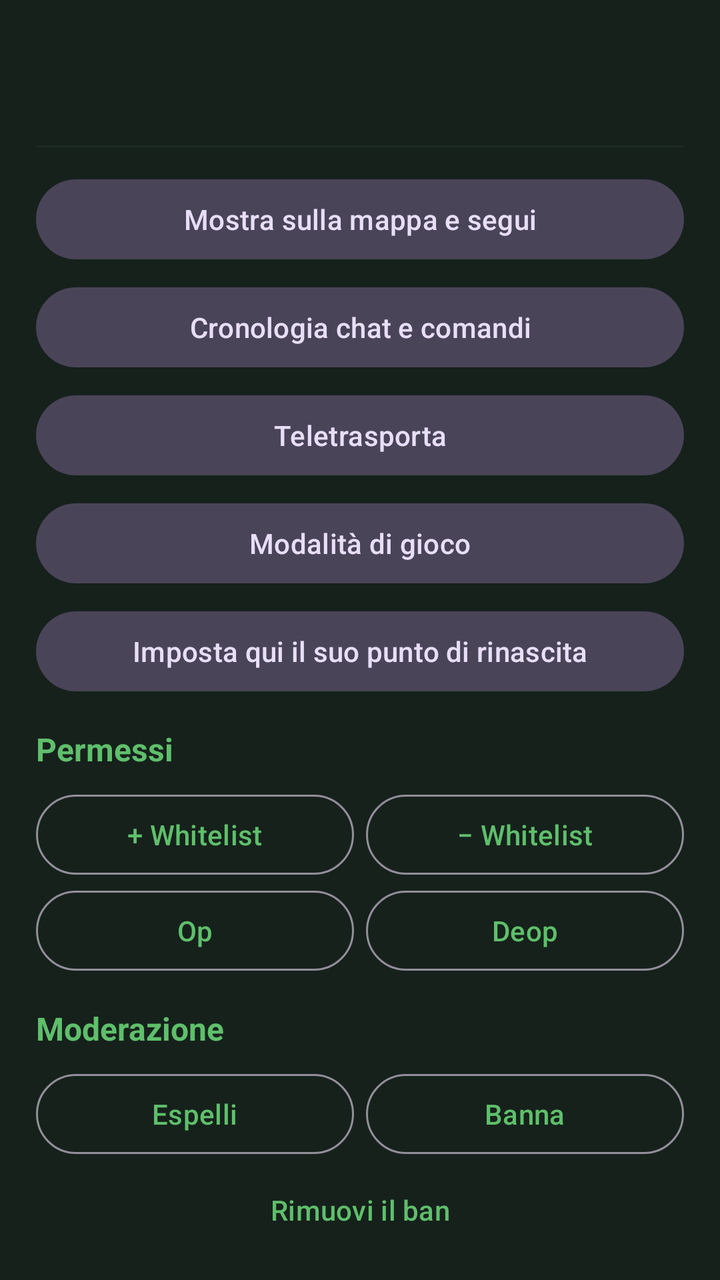
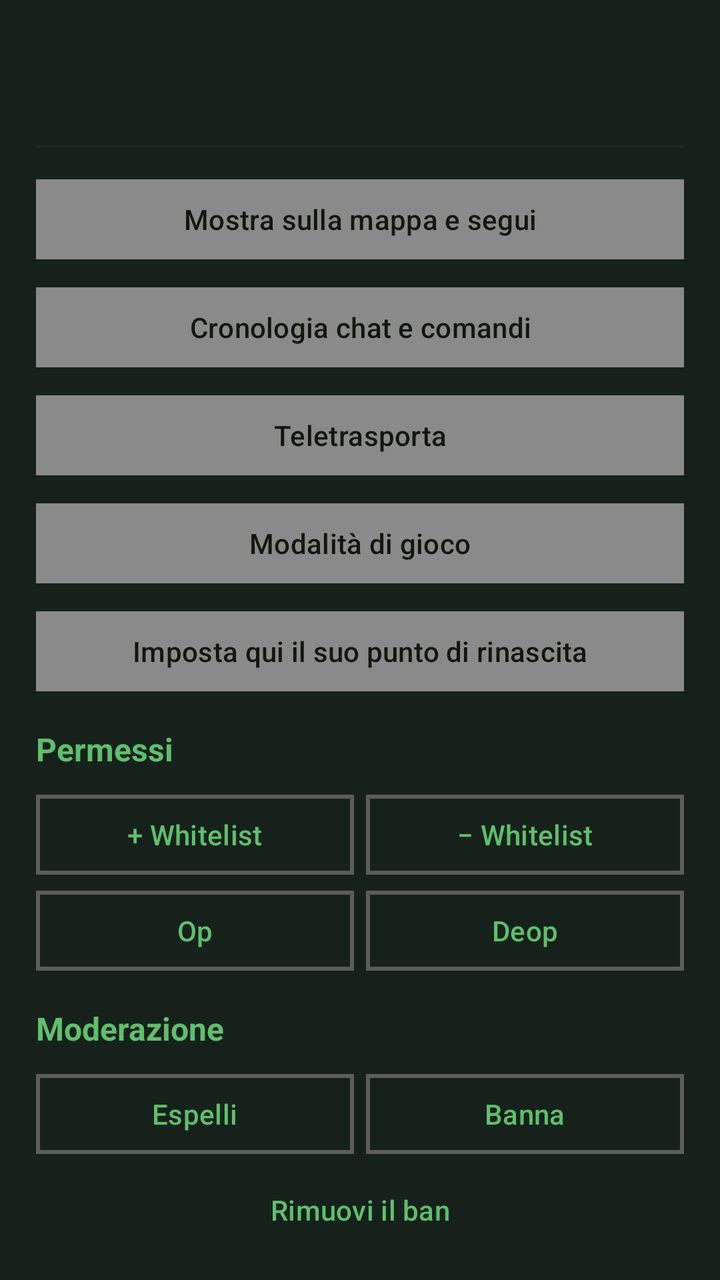

Compare the two renders of this Android layout. The source of the first and the diff that turns it into the second are given below.
<!-- AndroidManifest.xml: application theme Theme.McMonitor -->
<!-- res/layout/dialog_player.xml -->
<?xml version="1.0" encoding="utf-8"?>
<androidx.core.widget.NestedScrollView xmlns:android="http://schemas.android.com/apk/res/android"
    android:layout_width="match_parent"
    android:layout_height="wrap_content"
    android:background="@color/surface">

    <LinearLayout
        android:layout_width="match_parent"
        android:layout_height="wrap_content"
        android:orientation="vertical"
        android:padding="18dp">

        <TextView
            android:id="@+id/name"
            android:layout_width="match_parent"
            android:layout_height="wrap_content"
            android:fontFamily="@font/press_start_2p"
            android:textColor="@color/grass"
            android:textSize="14sp" />

        <TextView
            android:id="@+id/subtitle"
            android:layout_width="match_parent"
            android:layout_height="wrap_content"
            android:layout_marginTop="6dp"
            android:textColor="@color/text_dim"
            android:textSize="13sp" />

        <View
            android:layout_width="match_parent"
            android:layout_height="1dp"
            android:layout_marginTop="12dp"
            android:layout_marginBottom="6dp"
            android:background="@color/surface_high" />

        <com.google.android.material.button.MaterialButton
            android:id="@+id/btnMap"
            style="@style/Widget.Material3.Button.TonalButton"
            android:layout_width="match_parent"
            android:layout_height="wrap_content"
            android:layout_marginTop="6dp"
            android:text="Mostra sulla mappa e segui" />

        <com.google.android.material.button.MaterialButton
            android:id="@+id/btnChat"
            style="@style/Widget.Material3.Button.TonalButton"
            android:layout_width="match_parent"
            android:layout_height="wrap_content"
            android:layout_marginTop="6dp"
            android:text="Cronologia chat e comandi" />

        <com.google.android.material.button.MaterialButton
            android:id="@+id/btnTeleport"
            style="@style/Widget.Material3.Button.TonalButton"
            android:layout_width="match_parent"
            android:layout_height="wrap_content"
            android:layout_marginTop="6dp"
            android:text="Teletrasporta" />

        <com.google.android.material.button.MaterialButton
            android:id="@+id/btnGamemode"
            style="@style/Widget.Material3.Button.TonalButton"
            android:layout_width="match_parent"
            android:layout_height="wrap_content"
            android:layout_marginTop="6dp"
            android:text="Modalità di gioco" />

        <com.google.android.material.button.MaterialButton
            android:id="@+id/btnSpawnpoint"
            style="@style/Widget.Material3.Button.TonalButton"
            android:layout_width="match_parent"
            android:layout_height="wrap_content"
            android:layout_marginTop="6dp"
            android:text="Imposta qui il suo punto di rinascita" />

        <TextView
            style="@style/CardTitle"
            android:layout_width="wrap_content"
            android:layout_height="wrap_content"
            android:layout_marginTop="14dp"
            android:text="Permessi" />

        <LinearLayout
            android:layout_width="match_parent"
            android:layout_height="wrap_content"
            android:orientation="horizontal">

            <com.google.android.material.button.MaterialButton
                android:id="@+id/btnWhitelistAdd"
                style="@style/Widget.Material3.Button.OutlinedButton"
                android:layout_width="0dp"
                android:layout_height="wrap_content"
                android:layout_marginEnd="6dp"
                android:layout_weight="1"
                android:text="+ Whitelist" />

            <com.google.android.material.button.MaterialButton
                android:id="@+id/btnWhitelistRemove"
                style="@style/Widget.Material3.Button.OutlinedButton"
                android:layout_width="0dp"
                android:layout_height="wrap_content"
                android:layout_weight="1"
                android:text="− Whitelist" />
        </LinearLayout>

        <LinearLayout
            android:layout_width="match_parent"
            android:layout_height="wrap_content"
            android:orientation="horizontal">

            <com.google.android.material.button.MaterialButton
                android:id="@+id/btnOp"
                style="@style/Widget.Material3.Button.OutlinedButton"
                android:layout_width="0dp"
                android:layout_height="wrap_content"
                android:layout_marginEnd="6dp"
                android:layout_weight="1"
                android:text="Op" />

            <com.google.android.material.button.MaterialButton
                android:id="@+id/btnDeop"
                style="@style/Widget.Material3.Button.OutlinedButton"
                android:layout_width="0dp"
                android:layout_height="wrap_content"
                android:layout_weight="1"
                android:text="Deop" />
        </LinearLayout>

        <TextView
            style="@style/CardTitle"
            android:layout_width="wrap_content"
            android:layout_height="wrap_content"
            android:layout_marginTop="14dp"
            android:text="Moderazione" />

        <LinearLayout
            android:layout_width="match_parent"
            android:layout_height="wrap_content"
            android:orientation="horizontal">

            <com.google.android.material.button.MaterialButton
                android:id="@+id/btnKick"
                style="@style/Widget.Material3.Button.OutlinedButton"
                android:layout_width="0dp"
                android:layout_height="wrap_content"
                android:layout_marginEnd="6dp"
                android:layout_weight="1"
                android:text="Espelli" />

            <com.google.android.material.button.MaterialButton
                android:id="@+id/btnBan"
                style="@style/Widget.Material3.Button.OutlinedButton"
                android:layout_width="0dp"
                android:layout_height="wrap_content"
                android:layout_weight="1"
                android:text="Banna" />
        </LinearLayout>

        <com.google.android.material.button.MaterialButton
            android:id="@+id/btnPardon"
            style="@style/Widget.Material3.Button.TextButton"
            android:layout_width="match_parent"
            android:layout_height="wrap_content"
            android:text="Rimuovi il ban" />
    </LinearLayout>
</androidx.core.widget.NestedScrollView>
<!-- resources referenced by this layout -->
<resources>
  <color name="grass">#5FBF6B</color>
  <color name="surface">#16211C</color>
  <color name="surface_high">#1D2C25</color>
  <color name="text_dim">#9DB3A7</color>
  <style name="Theme.McMonitor" parent="Theme.Material3.Dark.NoActionBar">
          <item name="colorPrimary">@color/grass</item>
          <item name="colorOnPrimary">#06120B</item>
          <item name="colorPrimaryContainer">@color/grass_dark</item>
          <item name="colorOnPrimaryContainer">@color/text</item>
          <item name="colorSecondary">@color/dirt</item>
          <item name="colorError">@color/danger</item>
          <item name="android:colorBackground">@color/bg</item>
          <item name="colorSurface">@color/surface</item>
          <item name="colorSurfaceVariant">@color/surface_high</item>
          <item name="colorOnSurface">@color/text</item>
          <item name="colorOnSurfaceVariant">@color/text_dim</item>
          <item name="android:statusBarColor" tools:targetApi="l">@color/surface</item>
          <item name="android:navigationBarColor" tools:targetApi="l">@color/bg</item>
      </style>
  <color name="grass_dark">#2E7D32</color>
  <color name="text">#E6F0EA</color>
  <color name="dirt">#8D6E63</color>
  <color name="danger">#EF5350</color>
  <color name="bg">#0E1512</color>
  <!-- unchanged entries left out for length: 1 -->
</resources>

<!-- the commit's change to res/layout/dialog_player.xml (unified diff, before → after) -->
@@ -35,7 +35,7 @@
 
         <com.google.android.material.button.MaterialButton
             android:id="@+id/btnMap"
-            style="@style/Widget.Material3.Button.TonalButton"
+            style="@style/McButton"
             android:layout_width="match_parent"
             android:layout_height="wrap_content"
             android:layout_marginTop="6dp"
@@ -43,7 +43,7 @@
 
         <com.google.android.material.button.MaterialButton
             android:id="@+id/btnChat"
-            style="@style/Widget.Material3.Button.TonalButton"
+            style="@style/McButton"
             android:layout_width="match_parent"
             android:layout_height="wrap_content"
             android:layout_marginTop="6dp"
@@ -51,7 +51,7 @@
 
         <com.google.android.material.button.MaterialButton
             android:id="@+id/btnTeleport"
-            style="@style/Widget.Material3.Button.TonalButton"
+            style="@style/McButton"
             android:layout_width="match_parent"
             android:layout_height="wrap_content"
             android:layout_marginTop="6dp"
@@ -59,7 +59,7 @@
 
         <com.google.android.material.button.MaterialButton
             android:id="@+id/btnGamemode"
-            style="@style/Widget.Material3.Button.TonalButton"
+            style="@style/McButton"
             android:layout_width="match_parent"
             android:layout_height="wrap_content"
             android:layout_marginTop="6dp"
@@ -67,7 +67,7 @@
 
         <com.google.android.material.button.MaterialButton
             android:id="@+id/btnSpawnpoint"
-            style="@style/Widget.Material3.Button.TonalButton"
+            style="@style/McButton"
             android:layout_width="match_parent"
             android:layout_height="wrap_content"
             android:layout_marginTop="6dp"
@@ -87,7 +87,7 @@
 
             <com.google.android.material.button.MaterialButton
                 android:id="@+id/btnWhitelistAdd"
-                style="@style/Widget.Material3.Button.OutlinedButton"
+                style="@style/McButton.Outlined"
                 android:layout_width="0dp"
                 android:layout_height="wrap_content"
                 android:layout_marginEnd="6dp"
@@ -96,7 +96,7 @@
 
             <com.google.android.material.button.MaterialButton
                 android:id="@+id/btnWhitelistRemove"
-                style="@style/Widget.Material3.Button.OutlinedButton"
+                style="@style/McButton.Outlined"
                 android:layout_width="0dp"
                 android:layout_height="wrap_content"
                 android:layout_weight="1"
@@ -110,7 +110,7 @@
 
             <com.google.android.material.button.MaterialButton
                 android:id="@+id/btnOp"
-                style="@style/Widget.Material3.Button.OutlinedButton"
+                style="@style/McButton.Outlined"
                 android:layout_width="0dp"
                 android:layout_height="wrap_content"
                 android:layout_marginEnd="6dp"
@@ -119,7 +119,7 @@
 
             <com.google.android.material.button.MaterialButton
                 android:id="@+id/btnDeop"
-                style="@style/Widget.Material3.Button.OutlinedButton"
+                style="@style/McButton.Outlined"
                 android:layout_width="0dp"
                 android:layout_height="wrap_content"
                 android:layout_weight="1"
@@ -140,7 +140,7 @@
 
             <com.google.android.material.button.MaterialButton
                 android:id="@+id/btnKick"
-                style="@style/Widget.Material3.Button.OutlinedButton"
+                style="@style/McButton.Outlined"
                 android:layout_width="0dp"
                 android:layout_height="wrap_content"
                 android:layout_marginEnd="6dp"
@@ -149,7 +149,7 @@
 
             <com.google.android.material.button.MaterialButton
                 android:id="@+id/btnBan"
-                style="@style/Widget.Material3.Button.OutlinedButton"
+                style="@style/McButton.Outlined"
                 android:layout_width="0dp"
                 android:layout_height="wrap_content"
                 android:layout_weight="1"
@@ -158,7 +158,7 @@
 
         <com.google.android.material.button.MaterialButton
             android:id="@+id/btnPardon"
-            style="@style/Widget.Material3.Button.TextButton"
+            style="@style/McButton.Text"
             android:layout_width="match_parent"
             android:layout_height="wrap_content"
             android:text="Rimuovi il ban" />
<!-- resource entries referenced after the edit -->
@@ -4,6 +4,25 @@
   <color name="surface">#16211C</color>
   <color name="surface_high">#1D2C25</color>
   <color name="text_dim">#9DB3A7</color>
+  <style name="McButton" parent="Widget.Material3.Button">
+          <item name="cornerRadius">0dp</item>
+          <item name="backgroundTint">@color/stone</item>
+          <item name="android:textColor">@color/stone_text</item>
+          <item name="android:textAllCaps">false</item>
+          <item name="rippleColor">#33FFFFFF</item>
+      </style>
+  <style name="McButton.Outlined" parent="Widget.Material3.Button.OutlinedButton">
+          <item name="cornerRadius">0dp</item>
+          <item name="strokeColor">@color/stone_edge</item>
+          <item name="strokeWidth">2dp</item>
+          <item name="android:textColor">@color/grass</item>
+          <item name="android:textAllCaps">false</item>
+      </style>
+  <style name="McButton.Text" parent="Widget.Material3.Button.TextButton">
+          <item name="cornerRadius">0dp</item>
+          <item name="android:textColor">@color/grass</item>
+          <item name="android:textAllCaps">false</item>
+      </style>
   <style name="Theme.McMonitor" parent="Theme.Material3.Dark.NoActionBar">
           <item name="colorPrimary">@color/grass</item>
           <item name="colorOnPrimary">#06120B</item>
@@ -18,12 +37,49 @@
           <item name="colorOnSurfaceVariant">@color/text_dim</item>
           <item name="android:statusBarColor" tools:targetApi="l">@color/surface</item>
           <item name="android:navigationBarColor" tools:targetApi="l">@color/bg</item>
+  
+          
+          <item name="android:windowBackground">@drawable/bg_window_stone</item>
+          <item name="materialButtonStyle">@style/McButton</item>
+          <item name="materialButtonOutlinedStyle">@style/McButton.Outlined</item>
+          <item name="materialCardViewStyle">@style/McCard</item>
+          <item name="shapeAppearanceSmallComponent">@style/McShape</item>
+          <item name="shapeAppearanceMediumComponent">@style/McShape</item>
+          <item name="shapeAppearanceLargeComponent">@style/McShape</item>
       </style>
+  <color name="stone">#8A8A8A</color>
+  <color name="stone_text">#12160F</color>
+  <color name="stone_edge">#5C5C5C</color>
   <color name="grass_dark">#2E7D32</color>
   <color name="text">#E6F0EA</color>
   <color name="dirt">#8D6E63</color>
   <color name="danger">#EF5350</color>
   <color name="bg">#0E1512</color>
+  <!-- drawable bg_window_stone (drawable) -->
+  <?xml version="1.0" encoding="utf-8"?>
+  <layer-list xmlns:android="http://schemas.android.com/apk/res/android">
+      <item>
+          <bitmap
+              android:src="@drawable/tile_stone"
+              android:tileModeX="repeat"
+              android:tileModeY="repeat" />
+      </item>
+      <item>
+          <color android:color="#D9080C0A" />
+      </item>
+  </layer-list>
+  <style name="McCard" parent="Widget.Material3.CardView.Filled">
+          <item name="cardCornerRadius">0dp</item>
+          <item name="cardBackgroundColor">@color/surface</item>
+          <item name="strokeColor">@color/stone_edge</item>
+          <item name="strokeWidth">2dp</item>
+          <item name="cardElevation">0dp</item>
+      </style>
+  <style name="McShape" parent="ShapeAppearance.Material3.SmallComponent">
+          <item name="cornerFamily">rounded</item>
+          <item name="cornerSize">0dp</item>
+      </style>
+  <!-- drawable tile_stone: png bitmap (drawable-nodpi, 1621 bytes) -->
   <!-- unchanged entries left out for length: 1 -->
 </resources>
 
